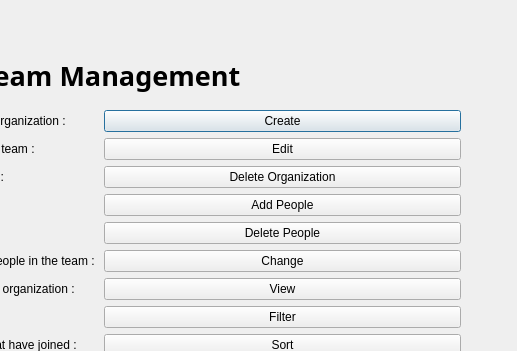
The window that Project_Ap/team_page.ui (Hasansaberifar/AP_Prozhe) describes before a commit, drawn with Qt 5; both pictures show x 180 to 697 and y 0 to 351 of the 697 by 566 pixel window.
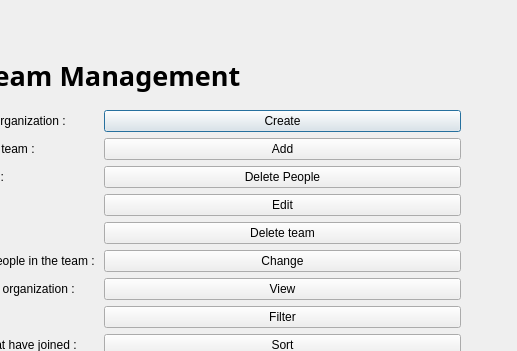
The same window after the commit.

Commit message: Fix Team And Organization Page

Diff of the .ui file:
```diff
--- a/Project_Ap/team_page.ui
+++ b/Project_Ap/team_page.ui
@@ -67,7 +67,7 @@
     <item row="1" column="1">
      <widget class="QPushButton" name="pushButton_3">
       <property name="text">
-       <string>Edit</string>
+       <string>Add</string>
       </property>
      </widget>
     </item>
@@ -81,7 +81,7 @@
     <item row="2" column="1">
      <widget class="QPushButton" name="pushButton_4">
       <property name="text">
-       <string>Delete Organization</string>
+       <string>Delete People</string>
       </property>
      </widget>
     </item>
@@ -95,7 +95,7 @@
     <item row="3" column="1">
      <widget class="QPushButton" name="pushButton_5">
       <property name="text">
-       <string>Add People</string>
+       <string>Edit</string>
       </property>
      </widget>
     </item>
@@ -109,7 +109,7 @@
     <item row="4" column="1">
      <widget class="QPushButton" name="pushButton_6">
       <property name="text">
-       <string>Delete People</string>
+       <string>Delete team</string>
       </property>
      </widget>
     </item>
```
The commit also changes 94 other files.
